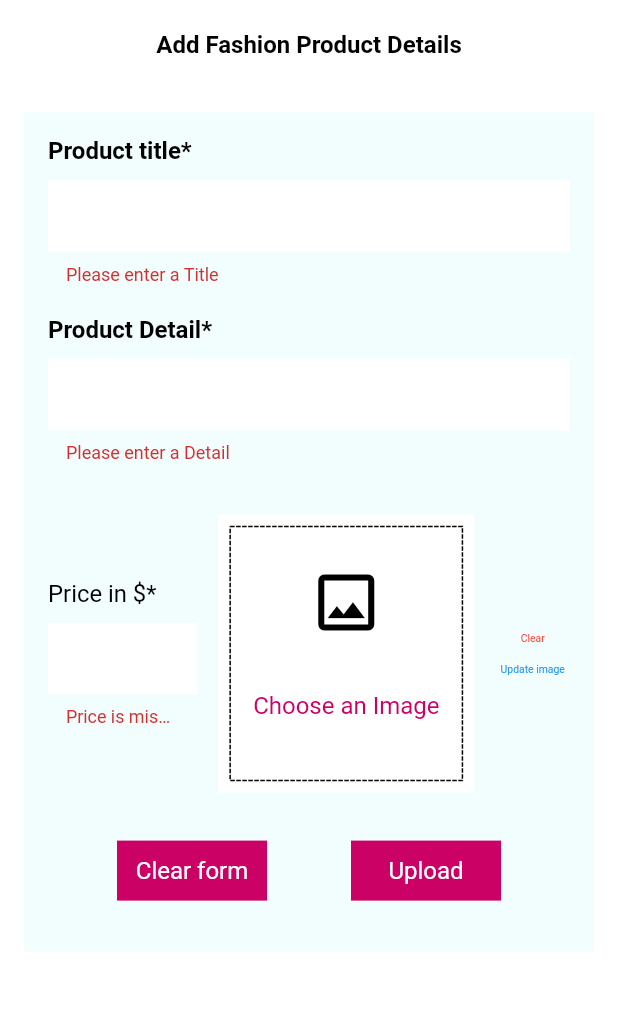
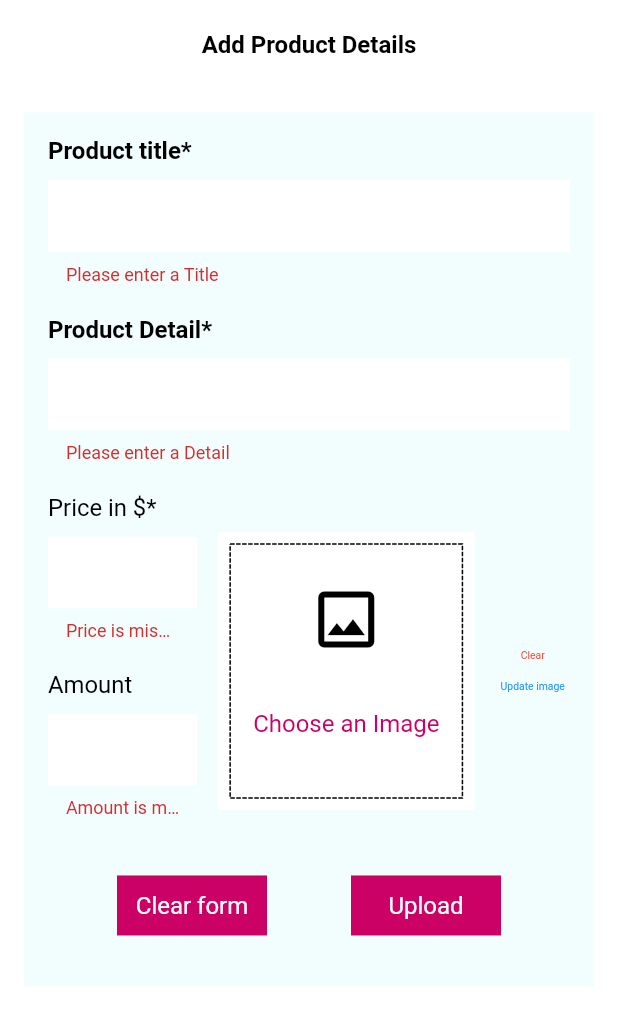
Before and after one commit to ba138/Citta_Admin_Panel, a Flutter app: the UploadProductForm screen opened directly, after a tap on "Upload", on a phone screen of 412 x 824 dp. Shown: the top 1025 px of the screen. Run offline on Flutter 3.47's test engine with Material 2 defaults, Android fonts, the light colour scheme and no system bars; drawn by our look-alikes of dotted_border; our stand-ins replace iconly, image_picker; missing offline and left inert: dart:html, shared_preferences_web; network calls fail.

Commit message:
changes to fix the issues of the

```diff
--- a/lib/inner_screen/add_product_screen.dart
+++ b/lib/inner_screen/add_product_screen.dart
@@ -99,7 +99,7 @@ class _UploadProductFormState extends State<UploadProductForm> {
                   Padding(
                     padding: const EdgeInsets.all(20),
                     child: TextWidget(
-                      text: 'Add Fashion Product Details',
+                      text: 'Add Product Details',
                       color: color,
                       isTitle: true,
                     ),
@@ -197,37 +197,37 @@ class _UploadProductFormState extends State<UploadProductForm> {
                                           decoration: inputDecoration,
                                         ),
                                       ),
-                                      // const SizedBox(height: 20),
-                                      // TextWidget(
-                                      //   text: 'Amount ',
-                                      //   color: color,
-                                      //   isTitle: false,
-                                      // ),
-                                      // const SizedBox(
-                                      //   height: 10,
-                                      // ),
-                                      // SizedBox(
-                                      //   width: 100,
-                                      //   child: TextFormField(
-                                      //     controller: _priceController,
-                                      //     key: const ValueKey('Amount'),
-                                      //     keyboardType: TextInputType.number,
-                                      //     validator: (value) {
-                                      //       if (value!.isEmpty) {
-                                      //         return 'Amount is missed';
-                                      //       }
-                                      //       return null;
-                                      //     },
-                                      //     inputFormatters: <TextInputFormatter>[
-                                      //       FilteringTextInputFormatter.allow(
-                                      //           RegExp(r'[0-9.]')),
-                                      //     ],
-                                      //     decoration: inputDecoration,
-                                      //   ),
-                                      // ),
-                                      // const SizedBox(
-                                      //   height: 20,
-                                      // ),
+                                      const SizedBox(height: 20),
+                                      TextWidget(
+                                        text: 'Amount ',
+                                        color: color,
+                                        isTitle: false,
+                                      ),
+                                      const SizedBox(
+                                        height: 10,
+                                      ),
+                                      SizedBox(
+                                        width: 100,
+                                        child: TextFormField(
+                                          controller: _priceController,
+                                          key: const ValueKey('Amount'),
+                                          keyboardType: TextInputType.number,
+                                          validator: (value) {
+                                            if (value!.isEmpty) {
+                                              return 'Amount is missed';
+                                            }
+                                            return null;
+                                          },
+                                          inputFormatters: <TextInputFormatter>[
+                                            FilteringTextInputFormatter.allow(
+                                                RegExp(r'[0-9.]')),
+                                          ],
+                                          decoration: inputDecoration,
+                                        ),
+                                      ),
+                                      const SizedBox(
+                                        height: 20,
+                                      ),
                                       // TextWidget(
                                       //   text: 'Porduct category*',
                                       //   color: color,
```
Also changed, not shown: lib/inner_screen/add_fashion_product_screen.dart (+1 -30 lines).
